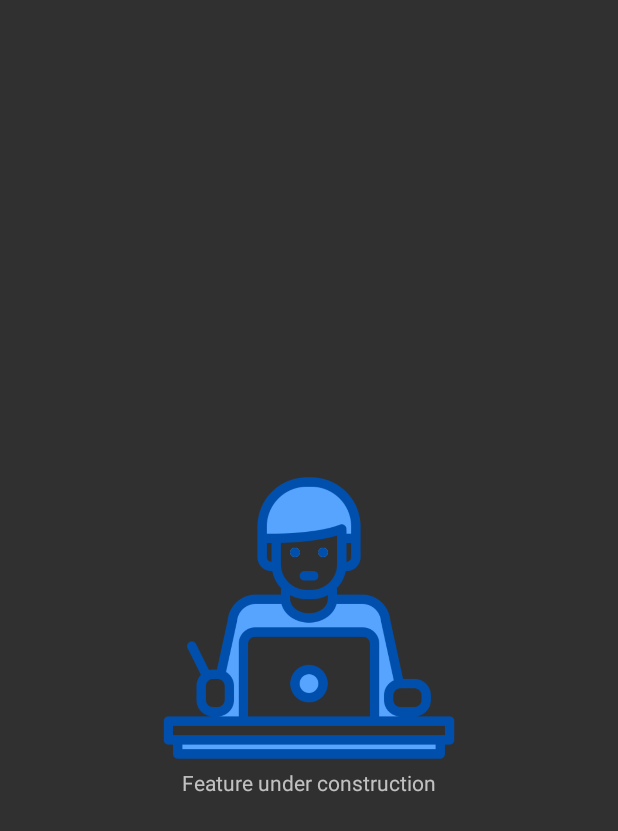
After one commit to natanloterio/MVVM-Android-Architecture-Components, an Android app: the FragmentUnderConstruction screen opened through its navigation route, on a phone screen of 412 x 824 dp. The commit adds this screen. Shown: the top 831 px of the screen. Run offline under Robolectric (Android 15) with nearby library versions, the phone set to English and light mode, and no system bars; our stand-ins replace data binding.

Commit message:
add: loading screen while fetching avatars add: under construction routes and screen for when a feature isnt implemented yet

```diff
--- a/app/src/main/java/me/loterio/randomemoji/presentation/EmojiListViewModel.kt
+++ b/app/src/main/java/me/loterio/randomemoji/presentation/EmojiListViewModel.kt
@@ -21,7 +21,7 @@ class EmojiListViewModel(
     val emojiList = MutableLiveData<List<Emoji>>()
 
     fun getAllEmojis() {
-        showLoading.set(false)
+        showLoading.set(true)
         viewModelScope.launch {
             var result = emojisRepository.getAll()
 
--- a/app/src/main/java/me/loterio/randomemoji/presentation/FragmenetMainHandler.kt
+++ /dev/null
@@ -1,5 +0,0 @@
-package me.loterio.randomemoji.presentation
-
-abstract class FragmenetMainHandler {
-        abstract fun onClickEmojiList()
-    }
--- a/app/src/main/java/me/loterio/randomemoji/presentation/FragmentMain.kt
+++ b/app/src/main/java/me/loterio/randomemoji/presentation/FragmentMain.kt
@@ -25,11 +25,36 @@ class FragmentMain: Fragment() {
         super.onViewCreated(view, savedInstanceState)
         val binding: FragmentMainBinding = FragmentMainBinding.bind(view)
 
+        binding.btnRandomEmoji.setOnClickListener {
+            val action =
+                FragmentMainDirections.actionFragmentMainToFragmentUnderConstruction()
+            view.findNavController().navigate(action)
+        }
+
         binding.btnEmojiList.setOnClickListener {
             val action =
                 FragmentMainDirections.actionFragmentMainToFragmenEmojiList()
             view.findNavController().navigate(action)
         }
+
+        binding.btnAvatarList.setOnClickListener {
+            val action =
+                FragmentMainDirections.actionFragmentMainToFragmentUnderConstruction()
+            view.findNavController().navigate(action)
+        }
+
+        binding.btnGoogleRepos.setOnClickListener {
+            val action =
+                FragmentMainDirections.actionFragmentMainToFragmentUnderConstruction()
+            view.findNavController().navigate(action)
+        }
+
+        binding.btnSearchGithubUser.setOnClickListener {
+            val action =
+                FragmentMainDirections.actionFragmentMainToFragmentUnderConstruction()
+            view.findNavController().navigate(action)
+        }
+
     }
 
 }
--- /dev/null
+++ b/app/src/main/java/me/loterio/randomemoji/presentation/FragmentUnderConstruction.kt
@@ -0,0 +1,24 @@
+package me.loterio.randomemoji.presentation
+
+import android.os.Bundle
+import android.view.LayoutInflater
+import android.view.View
+import android.view.ViewGroup
+import android.widget.Toast
+import androidx.fragment.app.Fragment
+import androidx.navigation.findNavController
+import me.loterio.randomemoji.R
+import me.loterio.randomemoji.databinding.FragmentMainBinding
+
+class FragmentUnderConstruction: Fragment() {
+
+
+    override fun onCreateView(
+        inflater: LayoutInflater,
+        container: ViewGroup?,
+        savedInstanceState: Bundle?
+    ): View? {
+        return inflater.inflate(R.layout.fragment_under_consrtuction, container, false)
+    }
+
+}
--- /dev/null
+++ b/app/src/main/res/layout/fragment_under_consrtuction.xml
@@ -0,0 +1,37 @@
+<?xml version="1.0" encoding="utf-8"?>
+<layout xmlns:android="http://schemas.android.com/apk/res/android"
+    xmlns:app="http://schemas.android.com/apk/res-auto"
+    xmlns:tools="http://schemas.android.com/tools">
+
+    <androidx.constraintlayout.widget.ConstraintLayout
+        android:layout_width="match_parent"
+        android:layout_height="match_parent">
+
+        <ImageView
+            android:id="@+id/iv_man_at_work"
+            android:layout_width="200dp"
+            android:layout_height="200dp"
+            android:src="@drawable/man_at_work"
+            app:layout_constraintTop_toTopOf="@+id/guide"
+            app:layout_constraintBottom_toBottomOf="@+id/guide"
+            app:layout_constraintEnd_toEndOf="parent"
+            app:layout_constraintStart_toStartOf="parent" />
+
+        <TextView
+            android:id="@+id/tv_under_construction_info"
+            android:layout_width="wrap_content"
+            android:layout_height="wrap_content"
+            android:text="Feature under construction"
+            app:layout_constraintEnd_toEndOf="parent"
+            app:layout_constraintStart_toStartOf="parent"
+            app:layout_constraintTop_toBottomOf="@+id/iv_man_at_work" />
+
+        <androidx.constraintlayout.widget.Guideline
+            android:id="@+id/guide"
+            android:layout_width="match_parent"
+            android:layout_height="wrap_content"
+            android:orientation="horizontal"
+            app:layout_constraintGuide_percent="0.5"/>
+    </androidx.constraintlayout.widget.ConstraintLayout>
+
+</layout>
--- a/app/src/main/res/navigation/nav_graph.xml
+++ b/app/src/main/res/navigation/nav_graph.xml
@@ -9,9 +9,16 @@
         <action
             android:id="@+id/action_fragmentMain_to_fragmenEmojiList"
             app:destination="@id/fragmenEmojiList" />
+        <action
+            android:id="@+id/action_fragmentMain_to_fragmentUnderConstruction"
+            app:destination="@id/fragmentUnderConstruction" />
     </fragment>
     <fragment
         android:id="@+id/fragmenEmojiList"
         android:name="me.loterio.randomemoji.presentation.FragmenEmojiList"
         android:label="FragmenEmojiList" />
+    <fragment
+        android:id="@+id/fragmentUnderConstruction"
+        android:name="me.loterio.randomemoji.presentation.FragmentUnderConstruction"
+        android:label="FragmentUnderConstruction" />
 </navigation>
--- a/app/src/main/res/values/strings.xml
+++ b/app/src/main/res/values/strings.xml
@@ -1,3 +1,8 @@
 <resources>
     <string name="app_name">Random Icons</string>
+    <string name="random_emoji">RANDOM EMOJI</string>
+    <string name="emoji_list">EMOJI LIST</string>
+    <string name="insert_github_username">insert github username</string>
+    <string name="avatar_list">AVATAR LIST</string>
+    <string name="google_repos">GOOGLE REPOS</string>
 </resources>
```
Also changed, not shown: app/src/main/java/me/loterio/randomemoji/presentation/FragmenEmojiList.kt (+11 -4 lines), app/src/main/res/layout/fragment_emoji_list.xml (+23 -2 lines), app/src/main/res/layout/fragment_main.xml (+8 -6 lines), app/src/main/res/drawable/man_at_work.png (added).
